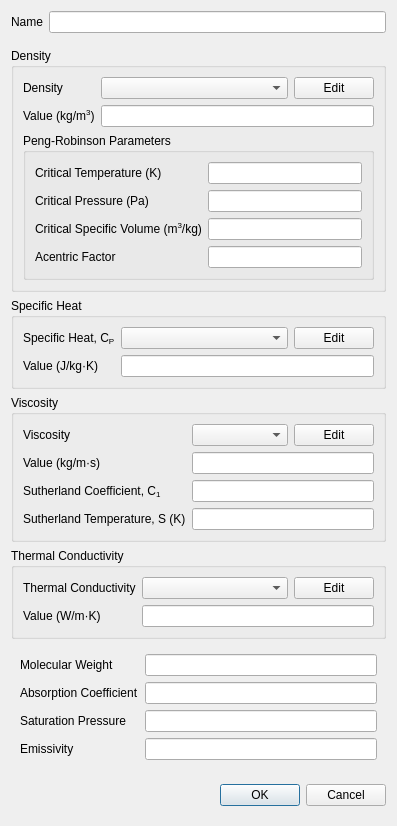
Above: baramFlow/view/setup/materials/material_dialog.ui from nextfoam/baram before the change. Below: the same form after it.
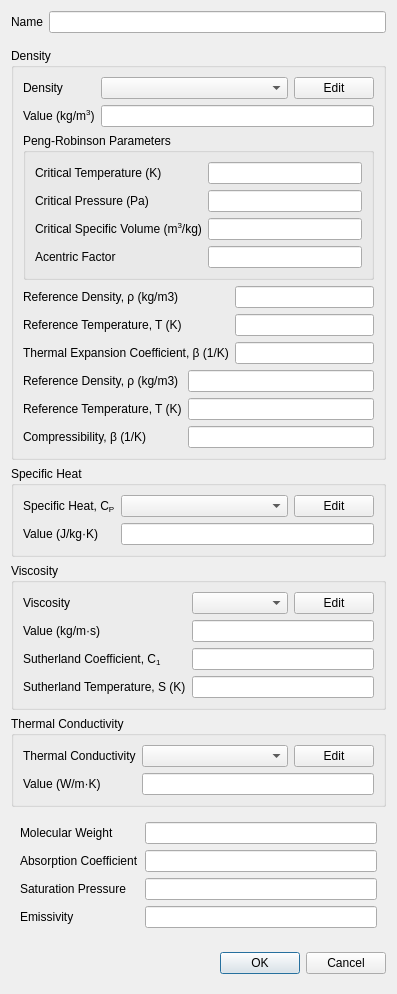
That is the form after the change. Custom widgets are drawn as their Qt base class.

Commit message: Issue baram#687 Material Density 타입에 Boussinesq, Perfect Fluid 추가

```diff
--- a/baramFlow/view/setup/materials/material_dialog.ui
+++ b/baramFlow/view/setup/materials/material_dialog.ui
@@ -7,7 +7,7 @@
     <x>0</x>
     <y>0</y>
     <width>397</width>
-    <height>809</height>
+    <height>977</height>
    </rect>
   </property>
   <property name="windowTitle">
@@ -165,6 +165,102 @@
            </layout>
           </widget>
          </item>
+         <item>
+          <widget class="QWidget" name="boussinesq" native="true">
+           <layout class="QFormLayout" name="formLayout_9">
+            <property name="leftMargin">
+             <number>0</number>
+            </property>
+            <property name="topMargin">
+             <number>0</number>
+            </property>
+            <property name="rightMargin">
+             <number>0</number>
+            </property>
+            <property name="bottomMargin">
+             <number>0</number>
+            </property>
+            <item row="0" column="0">
+             <widget class="QLabel" name="label_12">
+              <property name="text">
+               <string>Reference Density, ρ (kg/m3)</string>
+              </property>
+             </widget>
+            </item>
+            <item row="0" column="1">
+             <widget class="QLineEdit" name="boussinesqRho0"/>
+            </item>
+            <item row="1" column="0">
+             <widget class="QLabel" name="label_13">
+              <property name="text">
+               <string>Reference Temperature, T (K)</string>
+              </property>
+             </widget>
+            </item>
+            <item row="1" column="1">
+             <widget class="QLineEdit" name="boussinesqT0"/>
+            </item>
+            <item row="2" column="0">
+             <widget class="QLabel" name="label_14">
+              <property name="text">
+               <string>Thermal Expansion Coefficient, β (1/K)</string>
+              </property>
+             </widget>
+            </item>
+            <item row="2" column="1">
+             <widget class="QLineEdit" name="boussinesqBeta"/>
+            </item>
+           </layout>
+          </widget>
+         </item>
+         <item>
+          <widget class="QWidget" name="perfectFluid" native="true">
+           <layout class="QFormLayout" name="formLayout_11">
+            <property name="leftMargin">
+             <number>0</number>
+            </property>
+            <property name="topMargin">
+             <number>0</number>
+            </property>
+            <property name="rightMargin">
+             <number>0</number>
+            </property>
+            <property name="bottomMargin">
+             <number>0</number>
+            </property>
+            <item row="0" column="0">
+             <widget class="QLabel" name="label_18">
+              <property name="text">
+               <string>Reference Density, ρ (kg/m3)</string>
+              </property>
+             </widget>
+            </item>
+            <item row="0" column="1">
+             <widget class="QLineEdit" name="perfectFluidRho0"/>
+            </item>
+            <item row="1" column="0">
+             <widget class="QLabel" name="label_19">
+              <property name="text">
+               <string>Reference Temperature, T (K)</string>
+              </property>
+             </widget>
+            </item>
+            <item row="1" column="1">
+             <widget class="QLineEdit" name="perfectFluidT"/>
+            </item>
+            <item row="2" column="0">
+             <widget class="QLabel" name="label_20">
+              <property name="text">
+               <string>Compressibility, β (1/K)</string>
+              </property>
+             </widget>
+            </item>
+            <item row="2" column="1">
+             <widget class="QLineEdit" name="perfectFluidBeta"/>
+            </item>
+           </layout>
+          </widget>
+         </item>
         </layout>
        </widget>
       </item>
```
The commit also changes 7 other files.
